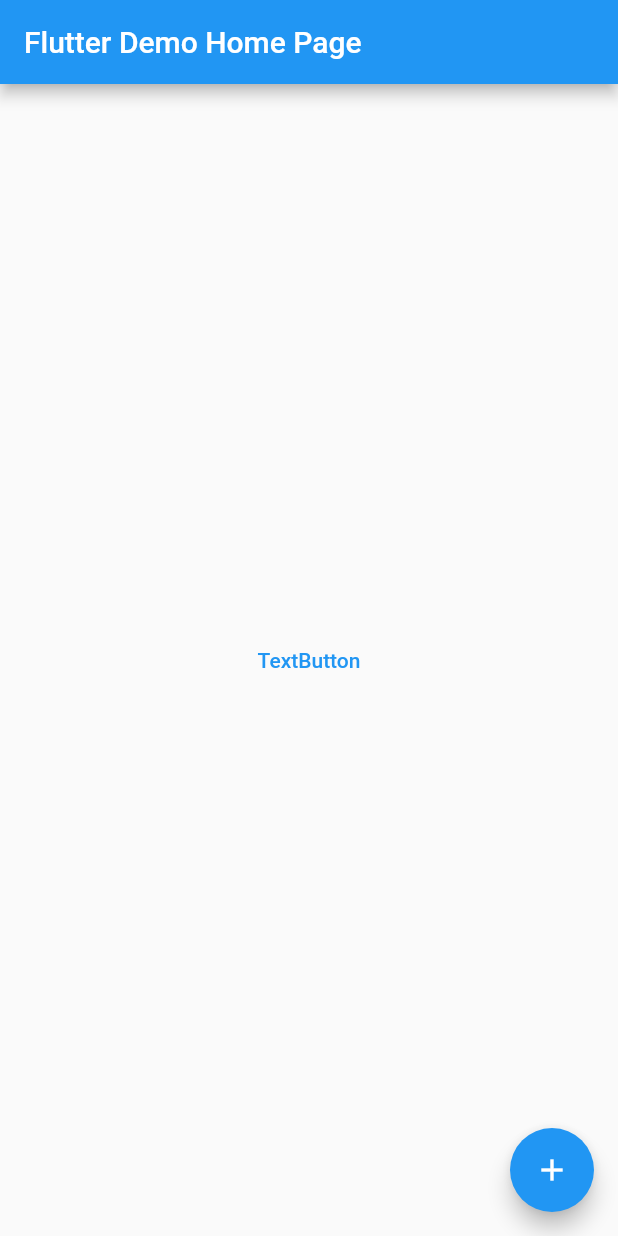
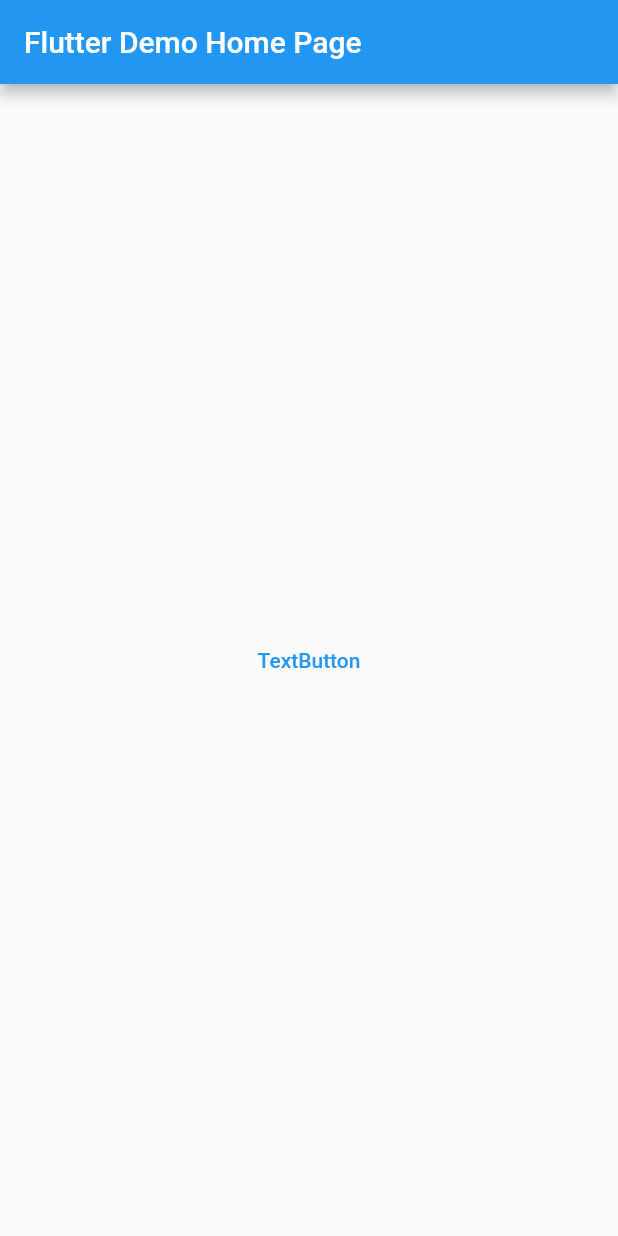
Before and after one commit to kimmseo/bibimbap, a Flutter app: the screen it shows after launch, on a phone screen of 412 x 824 dp. Run offline on Flutter 3.47's test engine with Material 2 defaults, Android fonts, the phone set to English and light mode, and no system bars; our stand-ins replace permission_handler.

Commit message:
removed unnecssary texts

```diff
--- a/admin/lib/main.dart
+++ b/admin/lib/main.dart
@@ -49,19 +49,6 @@ class MyHomePage extends StatefulWidget {
 }
 
 class _MyHomePageState extends State<MyHomePage> {
-  int _counter = 0;
-
-  void _incrementCounter() {
-    setState(() {
-      // This call to setState tells the Flutter framework that something has
-      // changed in this State, which causes it to rerun the build method below
-      // so that the display can reflect the updated values. If we changed
-      // _counter without calling setState(), then the build method would not be
-      // called again, and so nothing would appear to happen.
-      _counter++;
-    });
-  }
-
   @override
   Widget build(BuildContext context) {
     // This method is rerun every time setState is called, for instance as done
@@ -106,11 +93,6 @@ class _MyHomePageState extends State<MyHomePage> {
           ],
         ),
       ),
-      floatingActionButton: FloatingActionButton(
-        onPressed: _incrementCounter,
-        tooltip: 'Increment',
-        child: const Icon(Icons.add),
-      ), // This trailing comma makes auto-formatting nicer for build methods.
     );
   }
 }
```
